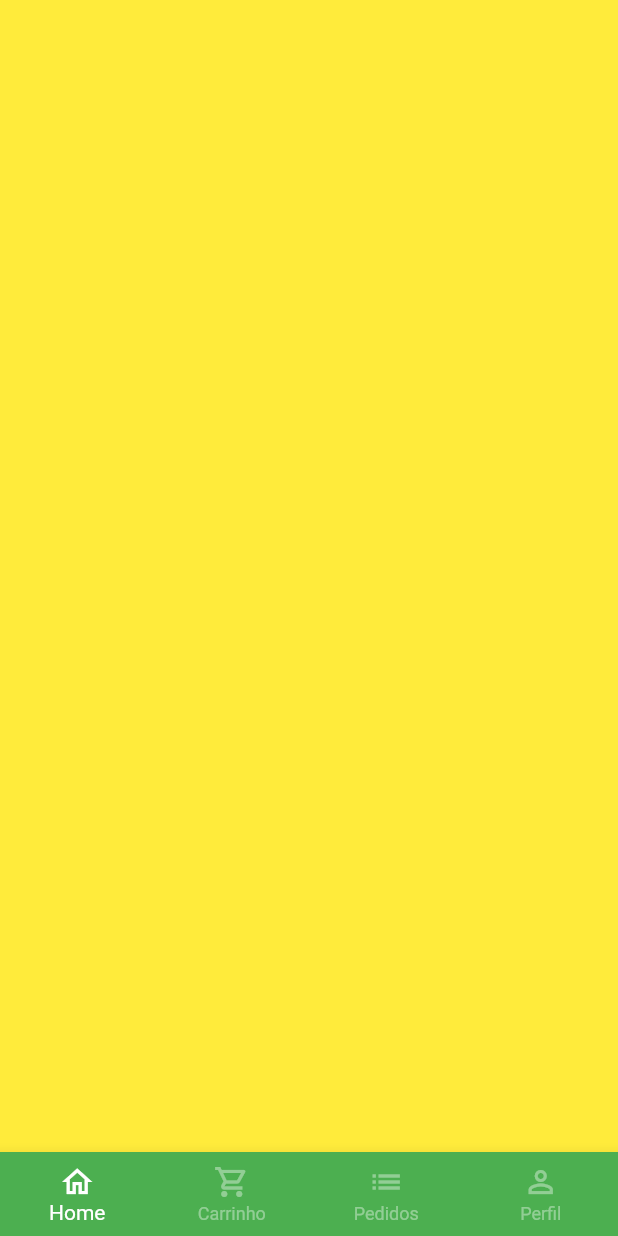
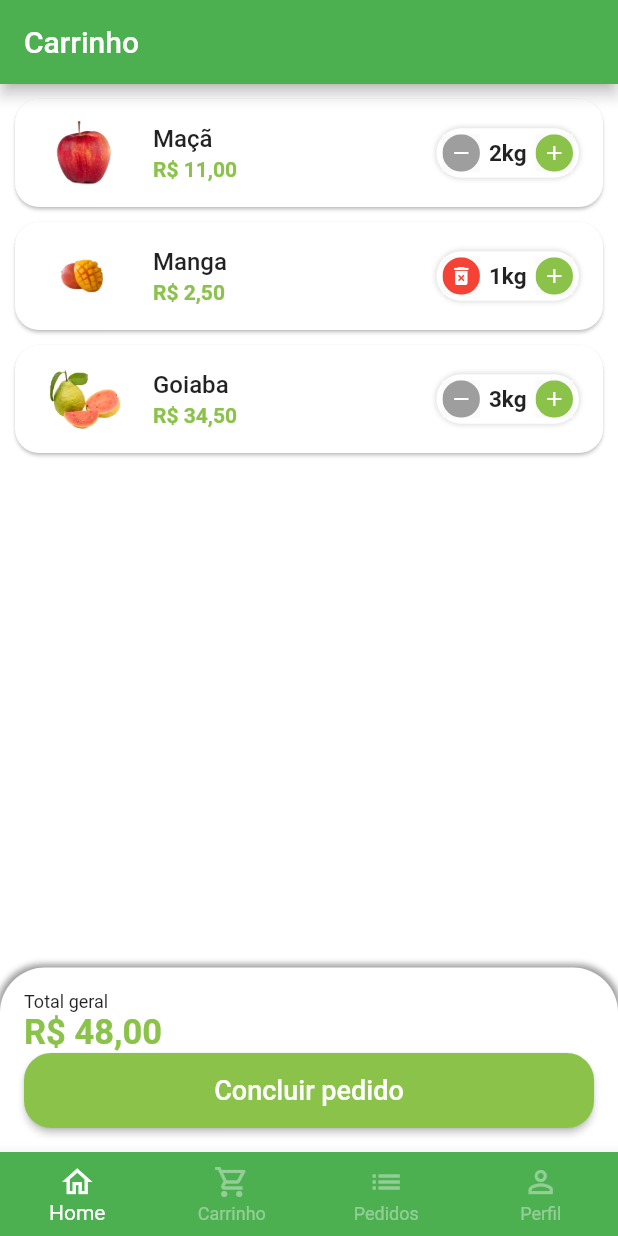
Before and after one commit to gbllopes/quitandinha-flutter-getx, a Flutter app: the BaseScreen screen opened directly, swiped to page 2, on a phone screen of 412 x 824 dp. Run offline on Flutter 3.47's test engine with Material 2 defaults, Android fonts, the phone set to English and light mode, and no system bars; our stand-ins replace animated_text_kit, badges, mask_text_input_formatter.

Commit message:
Finaliza UI de carrinho e Perfil do usuário.

```diff
--- a/lib/src/config/app_data.dart
+++ b/lib/src/config/app_data.dart
@@ -1,3 +1,6 @@
+import 'package:quitanda_virtual/src/models/user_model.dart';
+
+import '../models/cart_item_model.dart';
 import '../models/item_model.dart';
 
 ItemModel apple = ItemModel(
@@ -72,3 +75,16 @@ List<String> categories = [
   'Temperos',
   'Cereais',
 ];
+
+List<CartItemModel> cartItems = [
+  CartItemModel(item: apple, quantity: 2),
+  CartItemModel(item: mango, quantity: 1),
+  CartItemModel(item: guava, quantity: 3)
+];
+
+UserModel user = UserModel(
+    name: 'Gabriel Lopes',
+    email: 'flutter_developer@gmail.com',
+    phone: '99 9 9999-9999',
+    cpf: '999.999.999-99',
+    password: '');
--- /dev/null
+++ b/lib/src/models/cart_item_model.dart
@@ -0,0 +1,12 @@
+import 'item_model.dart';
+
+class CartItemModel {
+  ItemModel item;
+  int quantity;
+  CartItemModel({
+    required this.item,
+    required this.quantity,
+  });
+
+  double totalPrice() => item.price * quantity;
+}
--- a/lib/src/pages/auth/sign_in_screen.dart
+++ b/lib/src/pages/auth/sign_in_screen.dart
@@ -4,7 +4,7 @@ import 'package:quitanda_virtual/src/config/custom_colors.dart';
 import 'package:quitanda_virtual/src/pages/auth/sign_up_screen.dart';
 import 'package:quitanda_virtual/src/pages/base/base_screen.dart';
 
-import 'components/custom_text_field.dart';
+import '../common_widgets/custom_text_field.dart';
 
 class SignInScreen extends StatelessWidget {
   const SignInScreen({Key? key}) : super(key: key);
--- a/lib/src/pages/auth/sign_up_screen.dart
+++ b/lib/src/pages/auth/sign_up_screen.dart
@@ -2,7 +2,7 @@ import 'package:flutter/material.dart';
 import 'package:mask_text_input_formatter/mask_text_input_formatter.dart';
 
 import '../../config/custom_colors.dart';
-import 'components/custom_text_field.dart';
+import '../common_widgets/custom_text_field.dart';
 
 class SignUpScreen extends StatelessWidget {
   SignUpScreen({Key? key}) : super(key: key);
--- a/lib/src/pages/base/base_screen.dart
+++ b/lib/src/pages/base/base_screen.dart
@@ -1,6 +1,8 @@
 import 'package:flutter/material.dart';
 
+import '../cart/cart_tab.dart';
 import '../home/home_tab.dart';
+import '../profile/profile_tab.dart';
 
 class BaseScreen extends StatefulWidget {
   const BaseScreen({Key? key}) : super(key: key);
@@ -21,9 +23,9 @@ class _BaseScreenState extends State<BaseScreen> {
         controller: pageController,
         children: [
           const HomeTab(),
-          Container(color: Colors.yellow),
+          CartTab(),
           Container(color: Colors.blue),
-          Container(color: Colors.purple),
+          const ProfileTab(),
         ],
       ),
       bottomNavigationBar: BottomNavigationBar(
--- /dev/null
+++ b/lib/src/pages/cart/cart_tab.dart
@@ -0,0 +1,128 @@
+import 'package:flutter/material.dart';
+import 'package:quitanda_virtual/src/config/custom_colors.dart';
+import 'package:quitanda_virtual/src/models/cart_item_model.dart';
+import 'package:quitanda_virtual/src/servives/utils_services.dart';
+import 'package:quitanda_virtual/src/config/app_data.dart' as app_data;
+
+import 'components/cart_tile.dart';
+
+class CartTab extends StatefulWidget {
+  CartTab({Key? key}) : super(key: key);
+
+  @override
+  State<CartTab> createState() => _CartTabState();
+}
+
+class _CartTabState extends State<CartTab> {
+  final UtilsServices utilsServices = UtilsServices();
+
+  void removeItemFromCart(CartItemModel cartItem) {
+    setState(() {
+      app_data.cartItems.remove(cartItem);
+    });
+  }
+
+  double cartTotalPrice() {
+    double total = 0;
+    for (var item in app_data.cartItems) {
+      total += item.totalPrice();
+    }
+    return total;
+  }
+
+  @override
+  Widget build(BuildContext context) {
+    return Scaffold(
+      appBar: AppBar(
+        title: Text('Carrinho'),
+      ),
+      body: Column(
+        children: [
+          Expanded(
+            child: ListView.builder(
+              itemCount: app_data.cartItems.length,
+              itemBuilder: (_, idx) => CartTile(
+                  cartItem: app_data.cartItems[idx],
+                  remove: removeItemFromCart),
+            ),
+          ),
+          const SizedBox(height: 20),
+          Container(
+            padding: const EdgeInsets.all(16),
+            decoration: BoxDecoration(
+                color: Colors.white,
+                borderRadius: BorderRadius.vertical(
+                  top: Radius.circular(30),
+                ),
+                boxShadow: const [
+                  BoxShadow(color: Colors.grey, blurRadius: 3, spreadRadius: 2)
+                ]),
+            child: Column(
+              crossAxisAlignment: CrossAxisAlignment.stretch,
+              children: [
+                const Text(
+                  'Total geral',
+                  style: TextStyle(fontSize: 12),
+                ),
+                Text(
+                  utilsServices.priceToCurrency(cartTotalPrice()),
+                  style: TextStyle(
+                      fontSize: 23,
+                      color: CustomColors.customSwatchColor,
+                      fontWeight: FontWeight.bold),
+                ),
+                SizedBox(
+                  height: 50,
+                  child: ElevatedButton(
+                      style: ElevatedButton.styleFrom(
+                          shape: RoundedRectangleBorder(
+                            borderRadius: BorderRadius.circular(18),
+                          ),
+                          primary: CustomColors.customSwatchColor),
+                      onPressed: () async {
+                        bool? result = await showOrderConfirmation();
+                        print(result);
+                      },
+                      child: const Text(
+                        'Concluir pedido',
+                        style: TextStyle(fontSize: 18),
+                      )),
+                )
+              ],
+            ),
+          )
+        ],
+      ),
+    );
+  }
+
+  Future<bool?> showOrderConfirmation() {
+    return showDialog<bool>(
+        context: context,
+        builder: (context) => AlertDialog(
+              shape: RoundedRectangleBorder(
+                  borderRadius: BorderRadius.circular(20)),
+              title: const Text('Confirmação'),
+              content: const Text('Deseja realmente concluir o pedido?'),
+              actions: [
+                TextButton(
+                  onPressed: () {
+                    Navigator.of(context).pop(false);
+                  },
+                  child: const Text('Não'),
+                ),
+                ElevatedButton(
+                  style: ElevatedButton.styleFrom(
+                    shape: RoundedRectangleBorder(
+                      borderRadius: BorderRadius.circular(20),
+                    ),
+                  ),
+                  onPressed: () {
+                    Navigator.of(context).pop(true);
+                  },
+                  child: const Text('Sim'),
+                )
+              ],
+            ));
+  }
+}
--- /dev/null
+++ b/lib/src/pages/cart/components/cart_tile.dart
@@ -0,0 +1,64 @@
+import 'package:flutter/material.dart';
+
+import 'package:quitanda_virtual/src/config/custom_colors.dart';
+import 'package:quitanda_virtual/src/models/cart_item_model.dart';
+import 'package:quitanda_virtual/src/pages/common_widgets/quantity_widget.dart';
+import 'package:quitanda_virtual/src/servives/utils_services.dart';
+
+class CartTile extends StatefulWidget {
+  final CartItemModel cartItem;
+  final Function(CartItemModel) remove;
+
+  CartTile({
+    Key? key,
+    required this.cartItem,
+    required this.remove,
+  }) : super(key: key);
+
+  @override
+  State<CartTile> createState() => _CartTileState();
+}
+
+class _CartTileState extends State<CartTile> {
+  final UtilsServices utilsServices = UtilsServices();
+
+  @override
+  Widget build(BuildContext context) {
+    return Card(
+      shape: RoundedRectangleBorder(borderRadius: BorderRadius.circular(16)),
+      margin: const EdgeInsets.fromLTRB(10, 10, 10, 0),
+      child: ListTile(
+        leading: Image.asset(
+          widget.cartItem.item.imgUrl,
+          height: 60,
+          width: 60,
+        ),
+        title: Text(
+          widget.cartItem.item.itemName,
+          style: TextStyle(fontWeight: FontWeight.w500),
+        ),
+        subtitle: Text(
+          utilsServices.priceToCurrency(widget.cartItem.totalPrice()),
+          style: TextStyle(
+            color: CustomColors.customSwatchColor,
+            fontWeight: FontWeight.bold,
+          ),
+        ),
+        trailing: QuantityWidget(
+          unit: widget.cartItem.item.unit,
+          quantity: widget.cartItem.quantity,
+          result: (int quantity) {
+            setState(() {
+              widget.cartItem.quantity = quantity;
+
+              if (quantity == 0) {
+                widget.remove(widget.cartItem);
+              }
+            });
+          },
+          isRemovable: true,
+        ),
+      ),
+    );
+  }
+}
--- a/lib/src/pages/common_widgets/quantity_widget.dart
+++ b/lib/src/pages/common_widgets/quantity_widget.dart
@@ -6,12 +6,14 @@ class QuantityWidget extends StatefulWidget {
   int quantity;
   String unit;
   Function(int quantity) result;
+  bool isRemovable;
 
   QuantityWidget({
     Key? key,
     this.quantity = 1,
     required this.unit,
     required this.result,
+    this.isRemovable = false,
   }) : super(key: key);
 
   @override
@@ -34,13 +36,18 @@ class _QuantityWidgetState extends State<QuantityWidget> {
             )
           ]),
       child: Row(
+        mainAxisSize: MainAxisSize.min,
         children: [
           _QuantityButton(
-            icon: Icons.remove,
-            color: Colors.grey,
+            icon: !widget.isRemovable || widget.quantity > 1
+                ? Icons.remove
+                : Icons.delete_forever,
+            color: !widget.isRemovable || widget.quantity > 1
+                ? Colors.grey
+                : Colors.red,
             onPressed: () {
               setState(() {
-                if (widget.quantity > 1) {
+                if (widget.quantity > 1 || widget.isRemovable) {
                   widget.quantity--;
                   widget.result(widget.quantity);
                 }
@@ -58,6 +65,7 @@ class _QuantityWidgetState extends State<QuantityWidget> {
             onPressed: () {
               setState(() {
                 widget.quantity++;
+                widget.result(widget.quantity);
               });
             },
           ),
```
Also changed, not shown: lib/src/models/user_model.dart (added, +15 -0 lines), lib/src/pages/common_widgets/custom_text_field.dart (renamed from lib/src/pages/auth/components/custom_text_field.dart, +13 -7 lines), lib/src/pages/profile/profile_tab.dart (added, +137 -0 lines), lib/src/pages/orders/orders_tab.dart (added).
